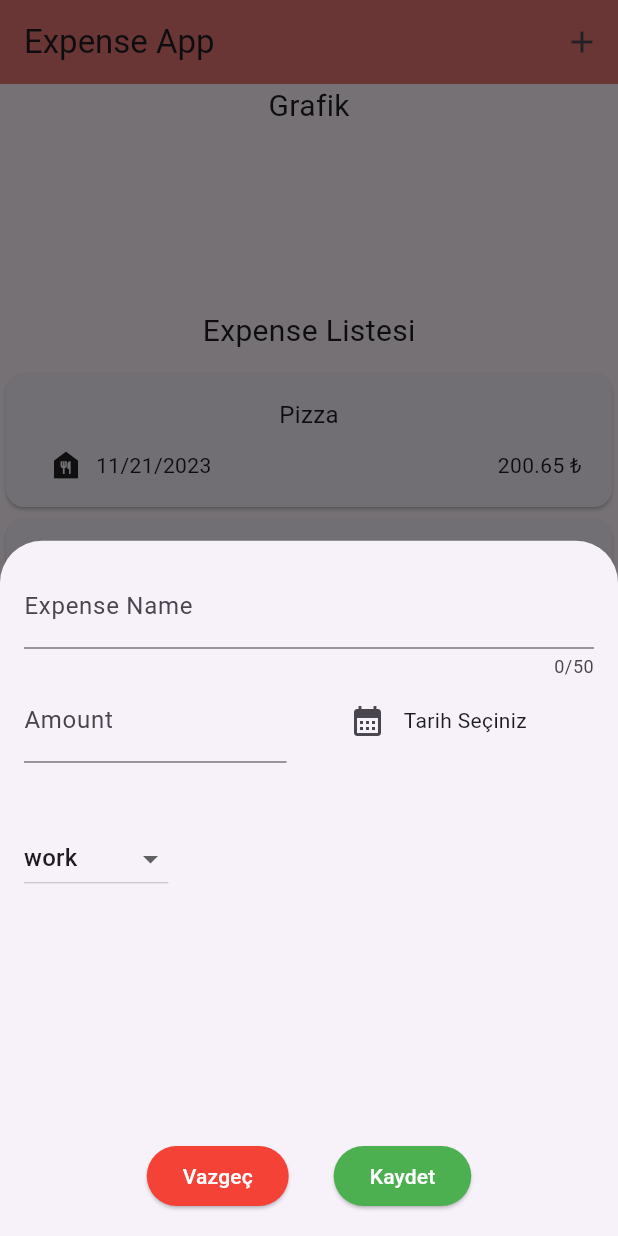
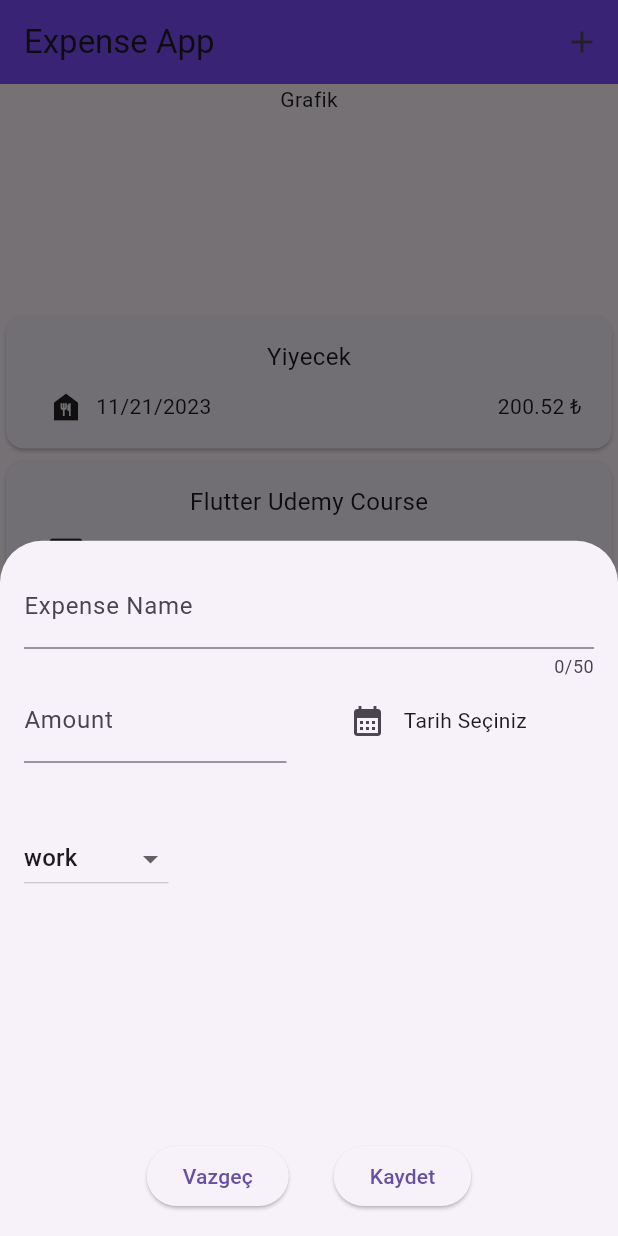
Before and after one commit to cebrailkeskindag/expenseapp, a Flutter app: the screen it shows after launch, after a tap on the "add" icon, on a phone screen of 412 x 824 dp. Run offline on Flutter 3.47's test engine with Material 2 defaults, Android fonts, the phone set to English and light mode, and no system bars.

Commit message:
Delete || veri ekleme

```diff
--- a/lib/main.dart
+++ b/lib/main.dart
@@ -1,14 +1,11 @@
+import 'package:expenseapp/pages/expense_list.dart';
 import 'package:expenseapp/pages/main_page.dart';
 import 'package:flutter/material.dart';
 
 // Single Responsibility
 void main() {
   runApp(
-    MaterialApp(
-      debugShowCheckedModeBanner: false,
-      theme: ThemeData(useMaterial3: true),
-      home: const MainPage(),
-    ),
+    MaterialApp(theme: ThemeData(useMaterial3: true), home: MainPage()),
   );
 }
 
--- a/lib/pages/expense_list.dart
+++ b/lib/pages/expense_list.dart
@@ -3,39 +3,15 @@ import 'package:expenseapp/widgets/expense_item.dart';
 import 'package:flutter/material.dart';
 
 class ExpenseList extends StatefulWidget {
-  const ExpenseList({Key? key}) : super(key: key);
+  const ExpenseList(this.expenses, this.onRemove, {Key? key}) : super(key: key);
+  final List<Expense> expenses;
+  final void Function(Expense expense) onRemove;
 
   @override
   _ExpenseListState createState() => _ExpenseListState();
 }
 
 class _ExpenseListState extends State<ExpenseList> {
-  // dummy data
-  final List<Expense> expenses = [
-    Expense(
-        name: "Pizza",
-        price: 200.65,
-        date: DateTime.now(),
-        category: Category.food),
-    Expense(
-        name: "Mühendis",
-        price: 45000,
-        date: DateTime.now(),
-        category: Category.work),
-    Expense(
-        name: "Uludag Turu",
-        price: 2500.65,
-        date: DateTime.now(),
-        category: Category.travel),
-    Expense(
-        name: "Flutter Udemy Course",
-        price: 10500,
-        date: DateTime.now(),
-        category: Category.education),
-  ]; // firebase,veritabanı
-
-  // ListView render
-
   @override
   Widget build(BuildContext context) {
     return Center(
@@ -45,23 +21,22 @@ class _ExpenseListState extends State<ExpenseList> {
         children: [
           const SizedBox(
             height: 150,
-            child: Text(
-              "Grafik",
-              style: TextStyle(fontSize: 20),
-            ),
-          ),
-          const Padding(
-            padding: EdgeInsets.only(bottom: 10.0),
-            child: Text(
-              "Expense Listesi",
-              style: TextStyle(fontSize: 20),
-            ),
+            child: Text("Grafik"),
           ),
           Expanded(
             child: ListView.builder(
-              itemCount: expenses.length,
+              itemCount: widget.expenses.length,
               itemBuilder: (context, index) {
-                return ExpenseItem(expenses[index]);
+                return Dismissible(
+                  key: ValueKey(widget.expenses[index]),
+                  child: ExpenseItem(widget.expenses[index]),
+                  onDismissed: (direction) {
+                    if (direction == DismissDirection.startToEnd) {
+                      // soldan sağa ise
+                    }
+                    widget.onRemove(widget.expenses[index]);
+                  },
+                );
               },
             ),
           ),
@@ -70,3 +45,4 @@ class _ExpenseListState extends State<ExpenseList> {
     );
   }
 }
+// Topbar eklemek vs..
--- a/lib/pages/main_page.dart
+++ b/lib/pages/main_page.dart
@@ -1,26 +1,60 @@
+import 'package:expenseapp/models/expense.dart';
 import 'package:expenseapp/pages/expense_list.dart';
 import 'package:expenseapp/widgets/new_expense.dart';
 import 'package:flutter/material.dart';
 
-class MainPage extends StatelessWidget {
-  const MainPage({Key? key}) : super(key: key);
+class MainPage extends StatefulWidget {
+  MainPage({Key? key}) : super(key: key);
+
+  @override
+  State<StatefulWidget> createState() => _MainPageState();
+}
+
+class _MainPageState extends State<MainPage> {
+  final List<Expense> expenses = [
+    Expense(
+        name: "Yiyecek",
+        price: 200.524,
+        date: DateTime.now(),
+        category: Category.food),
+    Expense(
+        name: "Flutter Udemy Course",
+        price: 200,
+        date: DateTime.now(),
+        category: Category.education),
+  ];
+
+  void addExpense(Expense expense) {
+    setState(() {
+      expenses.add(expense);
+    });
+  }
+
+  void removeExpense(Expense expense) {
+    setState(() {
+      expenses.remove(expense);
+    });
+  }
 
   @override
   Widget build(BuildContext context) {
     return Scaffold(
       appBar: AppBar(
-        backgroundColor: Colors.red.shade300,
+        backgroundColor: Colors.deepPurpleAccent,
         title: const Text("Expense App"),
         actions: [
           IconButton(
               onPressed: () {
                 showModalBottomSheet(
-                    context: context, builder: (ctx) => NewExpense());
+                    context: context,
+                    builder: (ctx) => NewExpense(
+                          onAdd: (expense) => addExpense(expense),
+                        ));
               },
               icon: const Icon(Icons.add)),
         ],
       ),
-      body: ExpenseList(),
+      body: ExpenseList(expenses, removeExpense),
     );
   }
 }
--- a/lib/widgets/new_expense.dart
+++ b/lib/widgets/new_expense.dart
@@ -3,7 +3,9 @@ import 'package:flutter/material.dart';
 import 'package:intl/intl.dart';
 
 class NewExpense extends StatefulWidget {
-  const NewExpense({Key? key}) : super(key: key);
+  const NewExpense({Key? key, required this.onAdd}) : super(key: key);
+
+  final void Function(Expense expense) onAdd;
 
   @override
   _NewExpenseState createState() => _NewExpenseState();
@@ -84,6 +86,13 @@ class _NewExpenseState extends State<NewExpense> {
     } else {
       // valid bir değer
       // listeye ekleme yapılması gereken nokta..
+      Expense expense = Expense(
+          name: _nameController.text,
+          price: amount,
+          date: _selectedDate!,
+          category: _selectedCategory);
+      widget.onAdd(expense);
+      Navigator.pop(context);
     }
   }
 
@@ -152,28 +161,15 @@ class _NewExpenseState extends State<NewExpense> {
                   onPressed: () {
                     Navigator.pop(context);
                   },
-                child: const Text(
-                  "Vazgeç",
-                  style: TextStyle(color: Colors.white),
-                ),
-                style: const ButtonStyle(
-                    backgroundColor: MaterialStatePropertyAll(Colors.red)),
-              ),
+                  child: const Text("Vazgeç")),
               const SizedBox(
                 width: 30,
               ),
               ElevatedButton(
                   onPressed: () {
                     _addNewExpense();
-                  Navigator.pop(context);
                   },
-                child: const Text(
-                  "Kaydet",
-                  style: TextStyle(color: Colors.white),
-                ),
-                style: const ButtonStyle(
-                    backgroundColor: MaterialStatePropertyAll(Colors.green)),
-              ),
+                  child: const Text("Kaydet")),
             ],
           )
         ],
```
Lines whose indentation alone changed are shown as unchanged.
